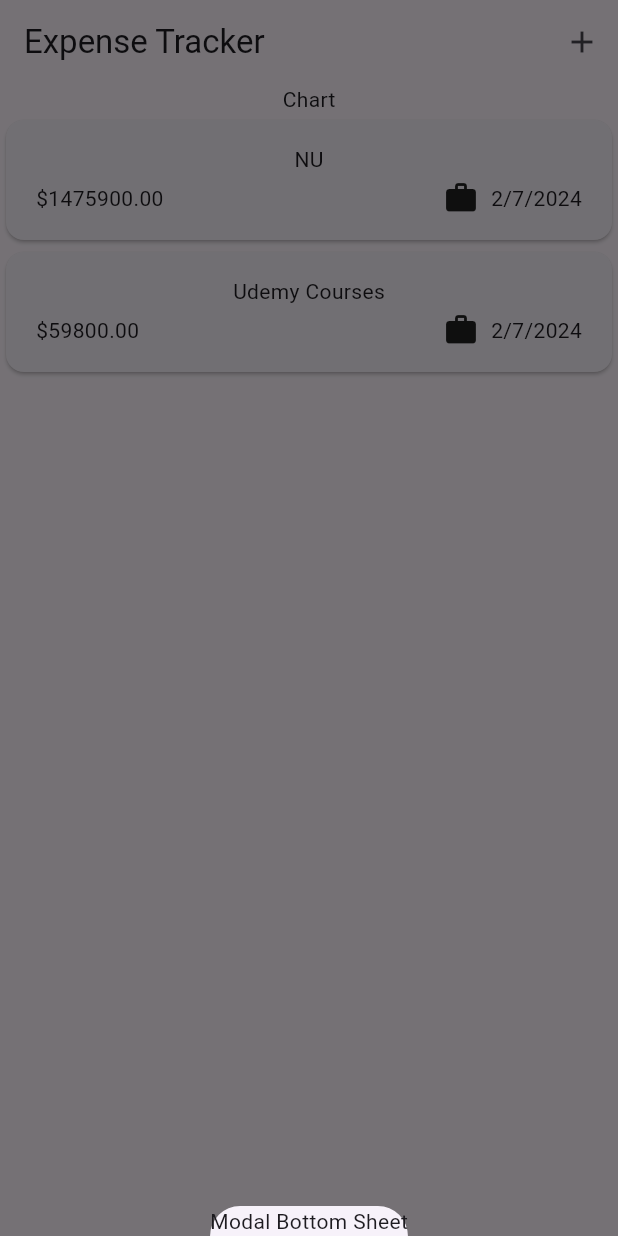
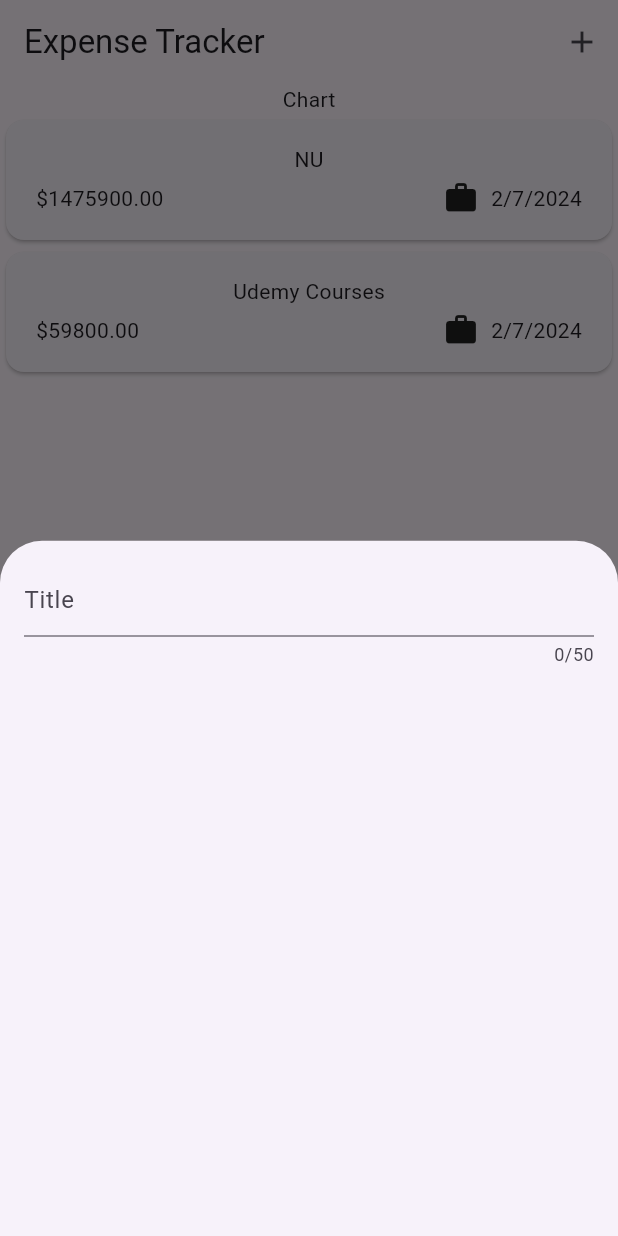
Before and after one commit to eacardenase/flutter-expenses, a Flutter app: the screen it shows after launch, after a tap on the "add" icon, on a phone screen of 412 x 824 dp. Run offline on Flutter 3.47's test engine with Material 3 defaults, Android fonts, the phone set to English and light mode, and no system bars.

Commit message:
feat: add new expense form and show on modal

```diff
--- a/lib/screens/expenses_screen.dart
+++ b/lib/screens/expenses_screen.dart
@@ -1,3 +1,4 @@
+import 'package:expense_tracker/widgets/new_expense.dart';
 import 'package:flutter/material.dart';
 
 import 'package:expense_tracker/models/expense.dart';
@@ -24,7 +25,7 @@ class ExpensesScreen extends StatelessWidget {
   void openAddExpenseOverlay(BuildContext context) {
     showModalBottomSheet(
       context: context,
-      builder: (ctx) => const Text("Modal Bottom Sheet"),
+      builder: (ctx) => const NewExpense(),
     );
   }
 
--- /dev/null
+++ b/lib/widgets/new_expense.dart
@@ -0,0 +1,31 @@
+import 'package:flutter/material.dart';
+
+class NewExpense extends StatefulWidget {
+  const NewExpense({super.key});
+
+  @override
+  State<NewExpense> createState() => _NewExpenseState();
+}
+
+class _NewExpenseState extends State<NewExpense> {
+  @override
+  Widget build(BuildContext context) {
+    return const Padding(
+      padding: EdgeInsets.all(16),
+      child: Column(
+        children: [
+          TextField(
+            maxLength: 50,
+            // keyboardType: TextInputType.text, // enabled by default
+            decoration: InputDecoration(
+              hintText: "Title",
+              // label: Text(
+              //   "Title",
+              // ),
+            ),
+          ),
+        ],
+      ),
+    );
+  }
+}
```
Also changed, not shown: 1 other file.
